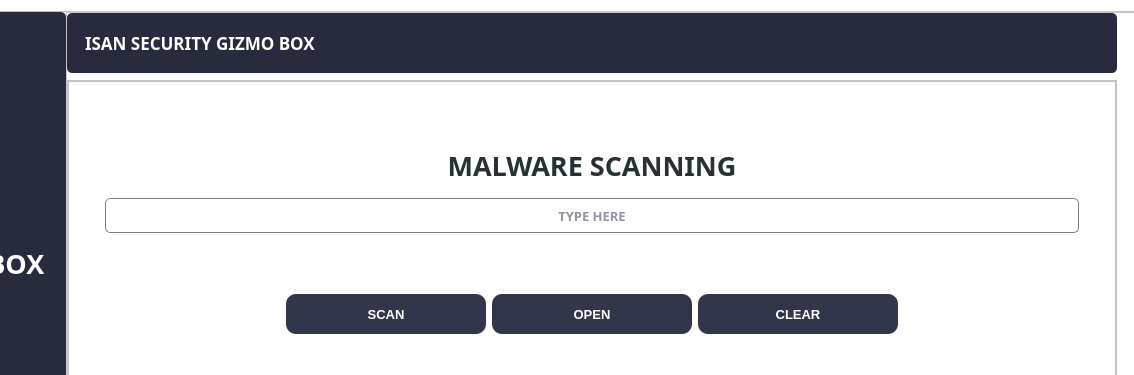
Qt form assets/ui/mainUI.ui (NicasioTn/Windows-ISAN-Security-Gizmo-Box) before a commit; both pictures show x 146 to 1280 and y 0 to 375 of the 1280 by 720 pixel window.
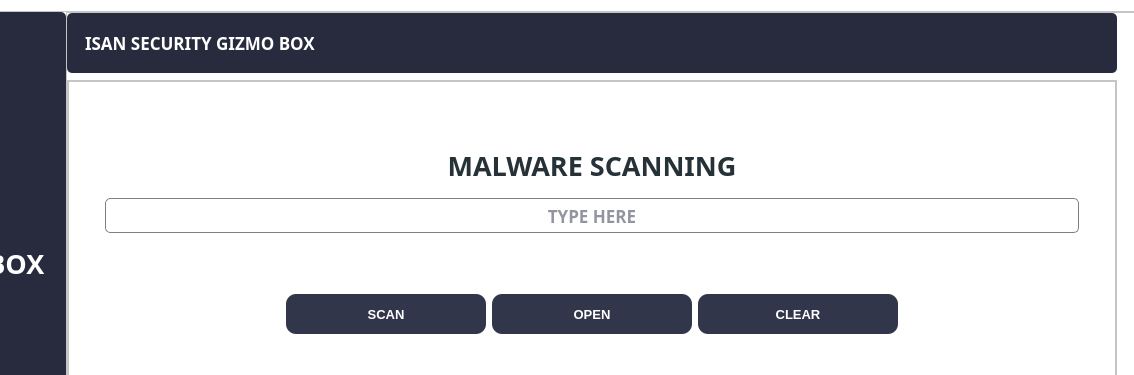
The same form after that commit. The open tabs and pages were chosen to show the change. Icons and pictures are not drawn.

Patch:
```diff
--- a/assets/ui/mainUI.ui
+++ b/assets/ui/mainUI.ui
@@ -5977,7 +5977,7 @@
                               <property name="font">
                                <font>
                                 <family>Bahnschrift SemiBold</family>
-                                <pointsize>10</pointsize>
+                                <pointsize>13</pointsize>
                                 <weight>75</weight>
                                 <bold>true</bold>
                                </font>
```
